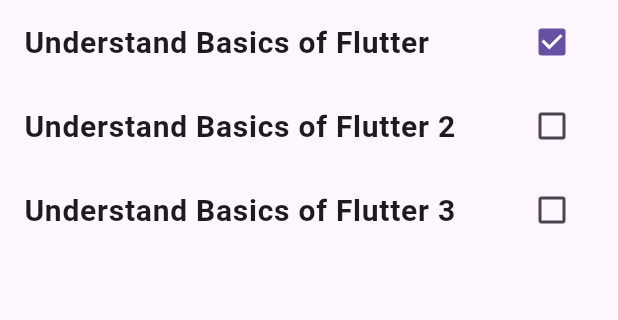
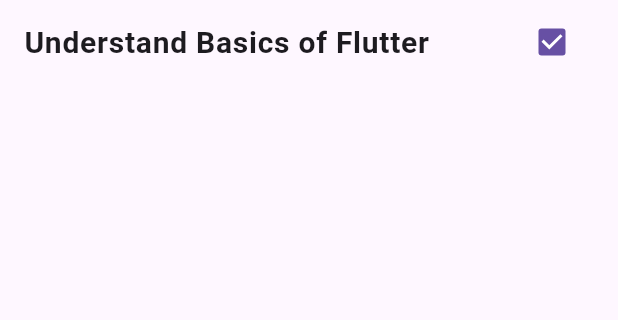
Before and after one commit to shauryainf/todo_app, a Flutter app: the screen it shows after launch, on a phone screen of 412 x 824 dp, the part 84-404 px from its top. Run offline on Flutter 3.47's test engine with Material 3 defaults, Android fonts, the phone set to English and light mode, and no system bars; our stand-ins replace google_fonts.

Commit message:
Understanding State

```diff
--- /dev/null
+++ b/lib/app_logic.dart
@@ -0,0 +1,31 @@
+import 'package:flutter/material.dart';
+
+class AppLogic {
+  static void someFunction() {
+    print("You called someFunction()");
+  }
+}
+
+class CustomListTile extends StatelessWidget {
+  String title;
+  bool isChecked;
+  Function updatePendingList;
+
+  CustomListTile(
+      {required this.title,
+      this.isChecked = false,
+      required this.updatePendingList});
+
+  @override
+  Widget build(BuildContext context) {
+    return CheckboxListTile(
+        title: Text(title,
+            style: TextStyle(fontSize: 20, fontWeight: FontWeight.bold)),
+        value: isChecked,
+        onChanged: (value) {
+          print(value.toString() + " : " + title);
+          AppLogic.someFunction();
+          updatePendingList();
+        });
+  }
+}
--- a/lib/main.dart
+++ b/lib/main.dart
@@ -1,5 +1,6 @@
 import 'package:flutter/material.dart';
 import 'package:google_fonts/google_fonts.dart';
+import 'package:todo_app/app_logic.dart';
 
 // The runApp() function is a Flutter function that takes as its argument a Widget which the framework inflates and attaches to the screen's root to render it.
 void main() {
@@ -27,37 +28,39 @@ class BaseWidget extends StatelessWidget {
         backgroundColor: Colors.red,
         foregroundColor: Colors.white,
       ),
-      body: ListView(
-        children: [
-          CustomListTile(
-              title: 'Understand Basics of Flutter', isChecked: true),
-          CustomListTile(
-              title: 'Understand Basics of Flutter 2', isChecked: false),
-          CustomListTile(
-              title: 'Understand Basics of Flutter 3', isChecked: false),
-        ],
-      ),
+      body: PendingList(),
     );
   }
 }
 
-class CustomListTile extends StatelessWidget {
-  String title;
-  bool isChecked;
+// Stateful widgets are widgets that can change their state over time. These widgets are useful when the UI changes dynamically, like when you want to update the UI in response to user actions or when some data changes.
+class PendingList extends StatefulWidget {
+  @override
+  State<PendingList> createState() => _PendingListState();
+}
 
-  CustomListTile({required this.title, this.isChecked = false});
+class _PendingListState extends State<PendingList> {
+  void updatePendingList() {
+    setState(() {
+      print("Updating List");
+    });
+  }
 
   @override
   Widget build(BuildContext context) {
-    return CheckboxListTile(
-        title: Text(title,
-            style: TextStyle(fontSize: 20, fontWeight: FontWeight.bold)),
-        value: isChecked,
-        onChanged: (value) {
-          print(value.toString() + " : " + title);
-        });
+    print('Building Pending List');
+    return ListView(
+      children: [
+        CustomListTile(
+            title: 'Understand Basics of Flutter',
+            isChecked: true,
+            updatePendingList: updatePendingList),
+      ],
+    );
   }
 }
+
+
 
 
 
```
